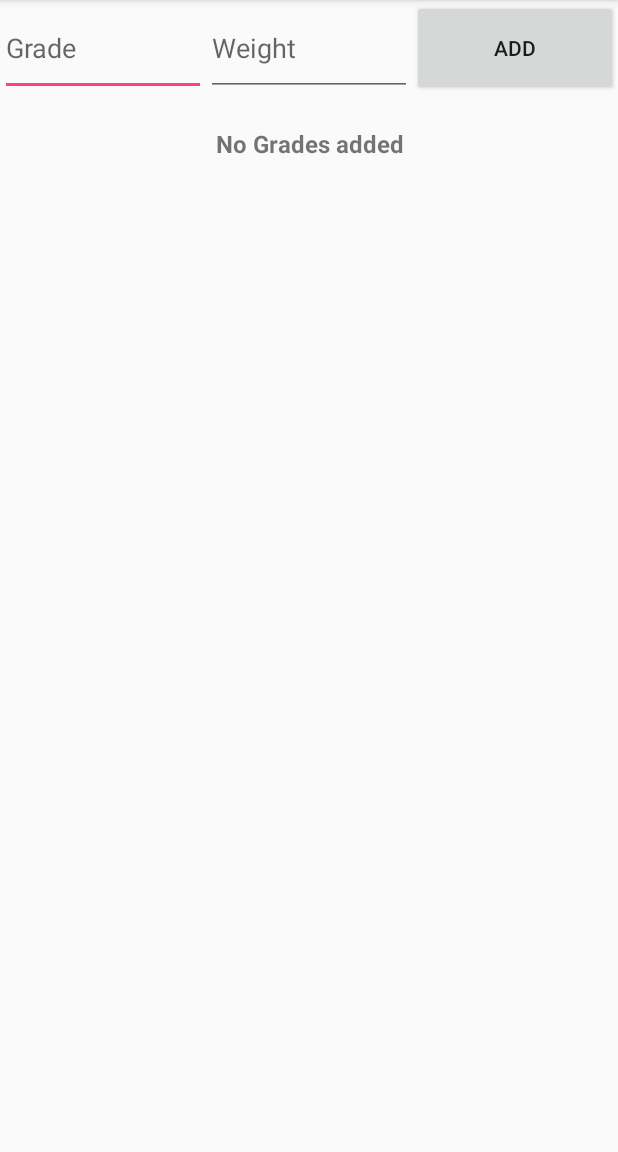
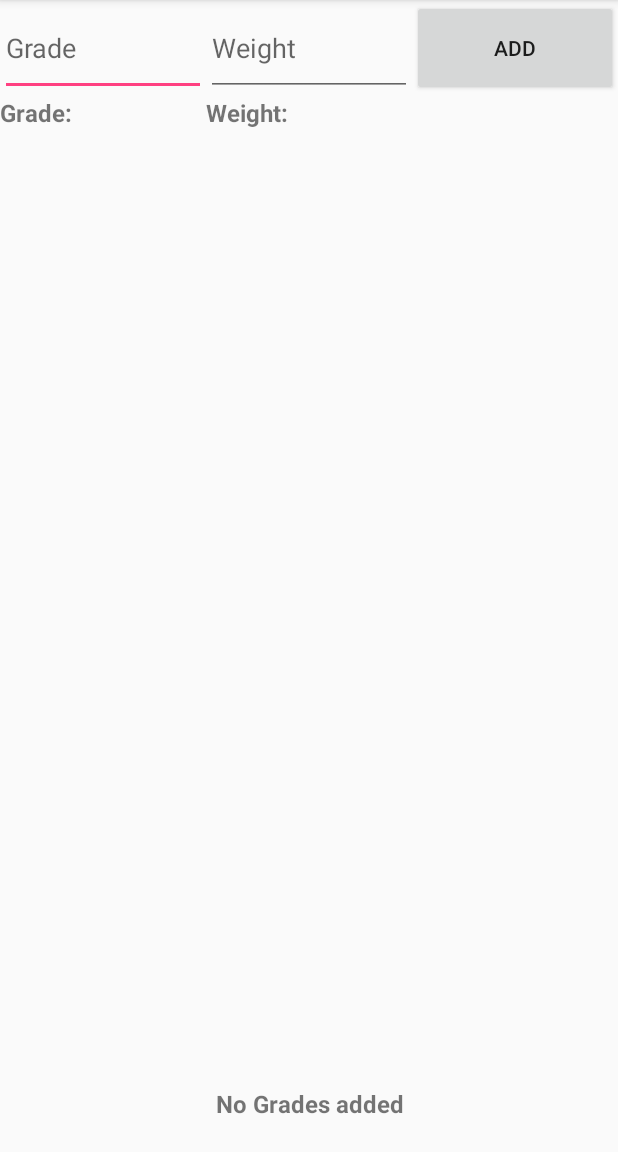
Before and after one commit to vojtakudlacek/Vazeny-Prumer-Android, an Android app: the screen it shows after launch (MainActivity), on a phone screen of 412 x 824 dp, the part 84-1236 px from its top. Run offline under Robolectric (Android 15) with nearby library versions, the phone set to English and light mode, and no system bars; libraries missing offline, so code that uses them is left out: cz.soft.vojta_kudlacek.

Commit message:
Added List of grades

```diff
--- a/app/src/main/java/cz/soft/vojta_kudlacek/VazenyPrumerAndroid/MainActivity.kt
+++ b/app/src/main/java/cz/soft/vojta_kudlacek/VazenyPrumerAndroid/MainActivity.kt
@@ -7,6 +7,7 @@ import android.support.v7.app.AppCompatActivity
 import android.view.View
 import android.widget.EditText
 import android.widget.TextView
+import kotlinx.android.synthetic.main.activity_main.*
 
 class MainActivity : AppCompatActivity() {
 
@@ -14,15 +15,27 @@ class MainActivity : AppCompatActivity() {
     override fun onCreate(savedInstanceState: Bundle?) {
         super.onCreate(savedInstanceState)
         setContentView(R.layout.activity_main)
+        var gradesList = findViewById<TextView>(R.id.gradeList)
+        var weightList = findViewById<TextView>(R.id.weightList)
+        gradesList.text = gradesList.text.toString() + ": \n"
+        weightList.text = weightList.text.toString() + ": \n"
 
     }
 
     fun Add(view:View) {
+
         var gradeET = findViewById<EditText>(R.id.grade)
         var weightET = findViewById<EditText>(R.id.weight)
+        var gradesList = findViewById<TextView>(R.id.gradeList)
+        var weightList = findViewById<TextView>(R.id.weightList)
+
+        gradeList.text = (gradesList.text.toString() + gradeET.text.toString() + "\n")
+        weightList.text = (weightList.text.toString() + weightET.text.toString() + "\n")
+
         array += Grade(gradeET.text.toString().toByte(), weightET.text.toString().toByte())
         var diameterTW = findViewById<TextView>(R.id.diameter)
         var diameter:Float =  getDiameter()
+
         if (diameter<=2.5f)
         {
             diameterTW.setTextColor(ColorStateList.valueOf(Color.GREEN))
@@ -34,6 +47,7 @@ class MainActivity : AppCompatActivity() {
             diameterTW.setTextColor(ColorStateList.valueOf(Color.BLACK))
         }
         diameterTW.text = diameter.toString()
+
     }
 
     fun getDiameter() : Float
--- a/app/src/main/res/layout/activity_main.xml
+++ b/app/src/main/res/layout/activity_main.xml
@@ -22,11 +22,15 @@
             android:hint="@string/grade"
             android:inputType="number"
             android:layout_weight="1"/>
-        <LinearLayout
+        <TextView
             android:layout_width="match_parent"
             android:layout_height="0dp"
-            android:layout_weight="11">
-        </LinearLayout>
+            android:layout_weight="11"
+            android:textSize="16sp"
+            android:textStyle="bold"
+            android:id="@+id/gradeList"
+            android:text="@string/grade">
+        </TextView>
 
     </LinearLayout>
 
@@ -44,6 +48,17 @@
             android:hint="@string/weight"
             android:inputType="number"
             android:layout_weight="1"/>
+
+        <TextView
+            android:layout_width="match_parent"
+            android:layout_height="0dp"
+            android:layout_weight="10"
+            android:textSize="16sp"
+            android:textStyle="bold"
+            android:id="@+id/weightList"
+            android:text="@string/weight">
+        </TextView>
+
         <TextView
             android:layout_width="match_parent"
             android:layout_height="0dp"
@@ -54,11 +69,7 @@
             android:textSize="16sp"
             android:textAlignment="center"
             android:gravity="center"/>
-        <LinearLayout
-            android:layout_width="match_parent"
-            android:layout_height="0dp"
-            android:layout_weight="10">
-        </LinearLayout>
+
 
 
     </LinearLayout>
```
